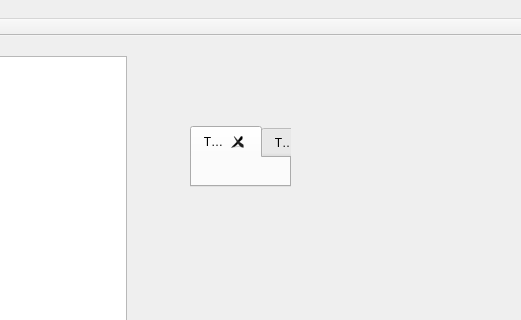
Old version of the form src/mainwindow.ui in the repository nishantsat/pi; both pictures show x 279 to 800 and y 0 to 320 of the 800 by 700 pixel window.
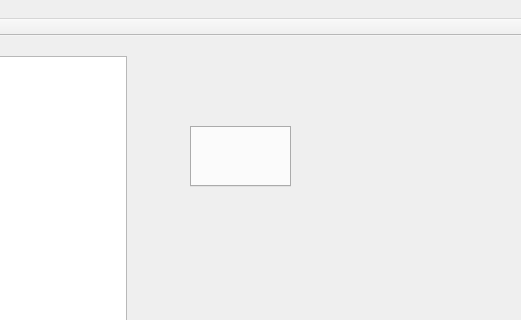
New version of the form.

Commit message: multi-tab support

Diff of the .ui file:
```diff
--- a/src/mainwindow.ui
+++ b/src/mainwindow.ui
@@ -83,16 +83,6 @@
     <property name="movable">
      <bool>true</bool>
     </property>
-    <widget class="QWidget" name="tab">
-     <attribute name="title">
-      <string>Tab 1</string>
-     </attribute>
-    </widget>
-    <widget class="QWidget" name="tab_2">
-     <attribute name="title">
-      <string>Tab 2</string>
-     </attribute>
-    </widget>
    </widget>
   </widget>
   <widget class="QMenuBar" name="menuBar">
```
Left out of the diff: 2 changed lines with no effect on the pictures. The commit also changes 3 other files.
